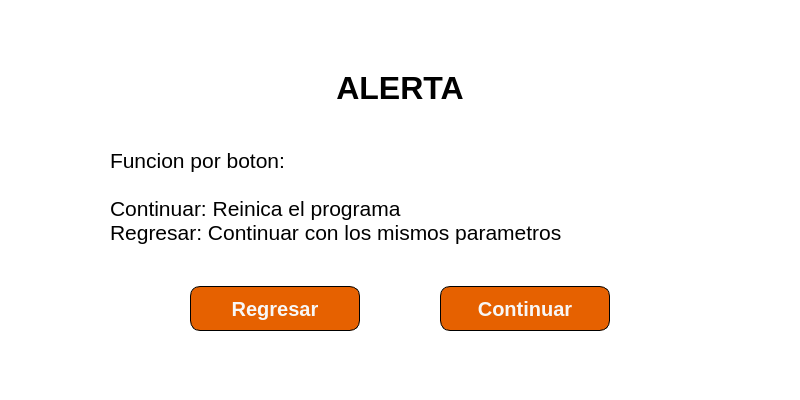
Before: the Qt Designer form pop_up.ui in JulianDuque97/EPI, drawn with Qt 5.
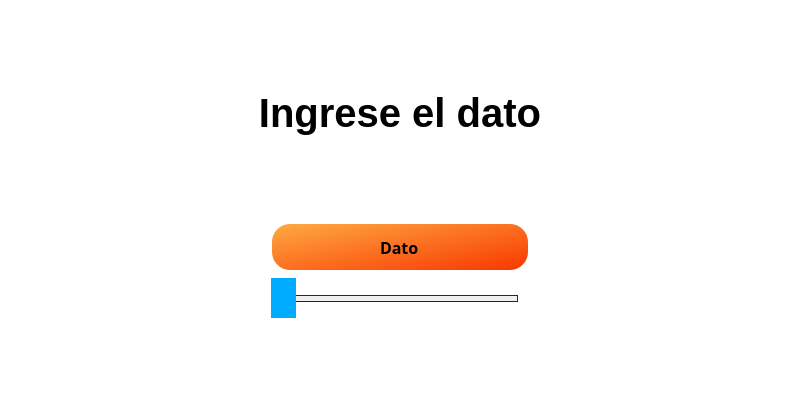
After: the same form once the commit is applied. Icons and pictures are not drawn.

```diff
--- a/pop_up.ui
+++ b/pop_up.ui
@@ -34,122 +34,62 @@
   </property>
   <widget class="QWidget" name="centralwidget">
    <layout class="QGridLayout" name="gridLayout">
-    <property name="leftMargin">
-     <number>0</number>
-    </property>
-    <property name="topMargin">
-     <number>0</number>
-    </property>
-    <property name="rightMargin">
-     <number>0</number>
-    </property>
-    <property name="bottomMargin">
-     <number>0</number>
-    </property>
-    <property name="horizontalSpacing">
-     <number>0</number>
-    </property>
-    <property name="verticalSpacing">
-     <number>5</number>
-    </property>
-    <item row="2" column="1">
+    <item row="0" column="0">
+     <spacer name="verticalSpacer_2">
+      <property name="orientation">
+       <enum>Qt::Vertical</enum>
+      </property>
+      <property name="sizeHint" stdset="0">
+       <size>
+        <width>20</width>
+        <height>40</height>
+       </size>
+      </property>
+     </spacer>
+    </item>
+    <item row="4" column="0">
+     <spacer name="verticalSpacer">
+      <property name="orientation">
+       <enum>Qt::Vertical</enum>
+      </property>
+      <property name="sizeHint" stdset="0">
+       <size>
+        <width>20</width>
+        <height>40</height>
+       </size>
+      </property>
+     </spacer>
+    </item>
+    <item row="1" column="0">
      <widget class="QLabel" name="label_2">
       <property name="minimumSize">
        <size>
-        <width>580</width>
-        <height>170</height>
+        <width>411</width>
+        <height>61</height>
        </size>
       </property>
       <property name="font">
        <font>
-        <pointsize>16</pointsize>
-        <weight>50</weight>
-        <bold>false</bold>
+        <pointsize>30</pointsize>
+        <weight>75</weight>
+        <bold>true</bold>
        </font>
       </property>
       <property name="text">
-       <string>Funcion por boton:
-
-Continuar: Reinica el programa
-Regresar: Continuar con los mismos parametros</string>
-      </property>
-      <property name="scaledContents">
-       <bool>true</bool>
+       <string>Ingrese el dato</string>
       </property>
       <property name="alignment">
-       <set>Qt::AlignJustify|Qt::AlignVCenter</set>
+       <set>Qt::AlignCenter</set>
       </property>
       <property name="wordWrap">
        <bool>true</bool>
       </property>
      </widget>
     </item>
-    <item row="1" column="1">
-     <widget class="QLabel" name="label">
-      <property name="minimumSize">
-       <size>
-        <width>170</width>
-        <height>35</height>
-       </size>
-      </property>
-      <property name="font">
-       <font>
-        <pointsize>24</pointsize>
-        <weight>75</weight>
-        <bold>true</bold>
-       </font>
-      </property>
-      <property name="text">
-       <string>ALERTA</string>
-      </property>
-      <property name="alignment">
-       <set>Qt::AlignCenter</set>
-      </property>
-     </widget>
-    </item>
-    <item row="2" column="0">
-     <spacer name="horizontalSpacer">
-      <property name="orientation">
-       <enum>Qt::Horizontal</enum>
-      </property>
-      <property name="sizeHint" stdset="0">
-       <size>
-        <width>40</width>
-        <height>20</height>
-       </size>
-      </property>
-     </spacer>
-    </item>
-    <item row="2" column="2">
-     <spacer name="horizontalSpacer_2">
-      <property name="orientation">
-       <enum>Qt::Horizontal</enum>
-      </property>
-      <property name="sizeHint" stdset="0">
-       <size>
-        <width>40</width>
-        <height>20</height>
-       </size>
-      </property>
-     </spacer>
-    </item>
-    <item row="4" column="1">
-     <spacer name="verticalSpacer">
-      <property name="orientation">
-       <enum>Qt::Vertical</enum>
-      </property>
-      <property name="sizeHint" stdset="0">
-       <size>
-        <width>20</width>
-        <height>40</height>
-       </size>
-      </property>
-     </spacer>
-    </item>
-    <item row="3" column="1">
+    <item row="3" column="0">
      <layout class="QHBoxLayout" name="horizontalLayout">
       <item>
-       <spacer name="horizontalSpacer_3">
+       <spacer name="horizontalSpacer">
         <property name="orientation">
          <enum>Qt::Horizontal</enum>
         </property>
@@ -162,118 +102,119 @@
        </spacer>
       </item>
       <item>
-       <widget class="QPushButton" name="regresar">
-        <property name="enabled">
-         <bool>true</bool>
-        </property>
+       <layout class="QVBoxLayout" name="verticalLayout">
+        <item>
+         <widget class="QLineEdit" name="linedit">
         <property name="minimumSize">
          <size>
-          <width>170</width>
-          <height>45</height>
+            <width>200</width>
+            <height>50</height>
          </size>
         </property>
         <property name="maximumSize">
          <size>
-          <width>170</width>
-          <height>16777215</height>
+            <width>16777215</width>
+            <height>50</height>
          </size>
         </property>
         <property name="font">
          <font>
-          <pointsize>15</pointsize>
+            <family>LEMON MILK</family>
+            <pointsize>12</pointsize>
           <weight>75</weight>
           <bold>true</bold>
          </font>
         </property>
         <property name="styleSheet">
-         <string notr="true">QPushButton{
-	color: rgb(247, 247, 247);
-	background-color: rgb(230, 97, 0);
-	border-radius: 10%;
-    border: 1px solid #000;
+           <string notr="true">QLineEdit{
+border:2px solid rgb(255, 255, 255);
+border-radius: 20px;
 	
+	color: rgb(0, 0, 0);
+background-color: qlineargradient(spread:pad, x1:0, y1:0, x2:1, y2:1, stop:0 rgba(255, 159, 41, 225), stop:1 rgba(248, 54, 0, 255));
+	
 }
 
-QPushButton:hover {background-color: rgb(51, 209, 122);}
+QLineEdit:hover{
+border: 2px sold rgb(255, 255, 255)
 
-QPushButton:hover:!pressed
-{
-  border: 1.5px solid black;
 }
+
 </string>
         </property>
+          <property name="inputMask">
+           <string/>
+          </property>
         <property name="text">
-         <string>Regresar</string>
-        </property>
-        <property name="checkable">
+           <string>Dato</string>
+          </property>
+          <property name="alignment">
+           <set>Qt::AlignCenter</set>
+          </property>
+          <property name="readOnly">
          <bool>true</bool>
         </property>
-        <property name="checked">
+          <property name="placeholderText">
+           <string>Dato</string>
+          </property>
+          <property name="clearButtonEnabled">
          <bool>false</bool>
         </property>
        </widget>
       </item>
       <item>
-       <spacer name="horizontalSpacer_5">
-        <property name="orientation">
-         <enum>Qt::Horizontal</enum>
-        </property>
-        <property name="sizeHint" stdset="0">
-         <size>
-          <width>40</width>
-          <height>20</height>
-         </size>
-        </property>
-       </spacer>
-      </item>
-      <item>
-       <widget class="QPushButton" name="continuar">
-        <property name="minimumSize">
-         <size>
-          <width>170</width>
-          <height>45</height>
-         </size>
-        </property>
-        <property name="maximumSize">
-         <size>
-          <width>170</width>
-          <height>16777215</height>
-         </size>
-        </property>
+         <widget class="QSlider" name="slider">
         <property name="font">
          <font>
-          <pointsize>15</pointsize>
-          <weight>75</weight>
-          <bold>true</bold>
+            <pointsize>8</pointsize>
          </font>
         </property>
         <property name="styleSheet">
-         <string notr="true">QPushButton{
-	color: rgb(247, 247, 247);
-	background-color: rgb(230, 97, 0);
-	border-radius: 10%;
-    border: 1px solid #000;
+           <string notr="true">.QSlider {
+    height: 40px;
+  
+}
+
+.QSlider::groove:horizontal {
+    border: 1px solid #262626;
+    height: 5px;
+	background-color: rgb(240, 240, 240);
+    margin: 0 12px;
+}
+
+.QSlider::handle:horizontal {
+   
 	
-}
-
-QPushButton:hover {background-color: rgb(51, 209, 122);}
-
-QPushButton:hover:!pressed
-{
-  border: 1.5px solid black;
-}
-</string>
-        </property>
-        <property name="text">
-         <string>Continuar</string>
-        </property>
-        <property name="checkable">
-         <bool>true</bool>
+	background-color: rgb(0, 170, 255);
+    width: 25px;
+    height: 20px;
+    margin: -24px -12px;
+}</string>
+          </property>
+          <property name="minimum">
+           <number>0</number>
+          </property>
+          <property name="maximum">
+           <number>7</number>
+          </property>
+          <property name="singleStep">
+           <number>1</number>
+          </property>
+          <property name="value">
+           <number>0</number>
+          </property>
+          <property name="orientation">
+           <enum>Qt::Horizontal</enum>
+          </property>
+          <property name="tickPosition">
+           <enum>QSlider::NoTicks</enum>
         </property>
        </widget>
       </item>
+       </layout>
+      </item>
       <item>
-       <spacer name="horizontalSpacer_4">
+       <spacer name="horizontalSpacer_2">
         <property name="orientation">
          <enum>Qt::Horizontal</enum>
         </property>
@@ -287,8 +228,8 @@
       </item>
      </layout>
     </item>
-    <item row="0" column="1">
-     <spacer name="verticalSpacer_2">
+    <item row="2" column="0">
+     <spacer name="verticalSpacer_3">
       <property name="orientation">
        <enum>Qt::Vertical</enum>
       </property>
```
Lines whose indentation alone changed are shown as unchanged.
